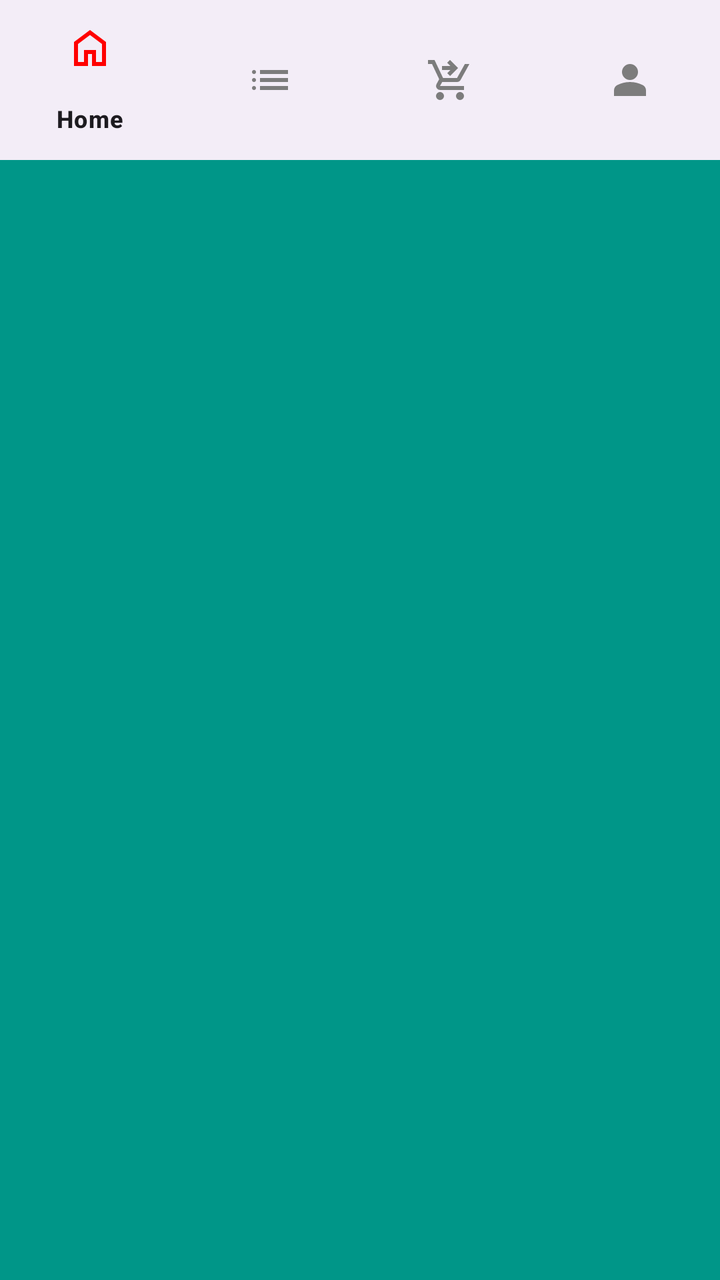
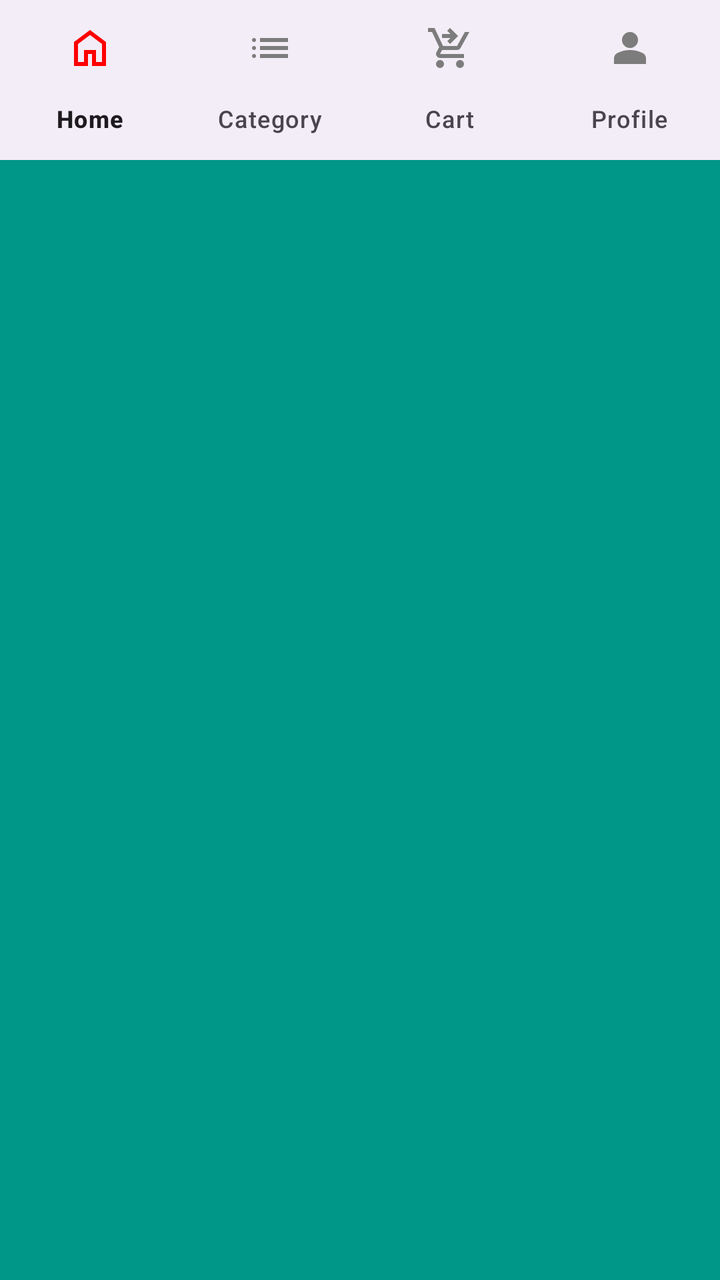

The first picture is an Android layout as it rendered before a commit; the second is the same layout after the commit. The layout source and the unified diff follow.
<!-- AndroidManifest.xml: application theme Theme.EShop -->
<!-- res/layout/activity_main.xml -->
<?xml version="1.0" encoding="utf-8"?>
<androidx.drawerlayout.widget.DrawerLayout xmlns:android="http://schemas.android.com/apk/res/android"
    xmlns:app="http://schemas.android.com/apk/res-auto"
    xmlns:tools="http://schemas.android.com/tools"
    android:id="@+id/drawerLayout"
    android:layout_width="match_parent"
    android:layout_height="match_parent"
    tools:context=".activity.MainActivity">

    <LinearLayout
        android:layout_width="match_parent"
        android:layout_height="match_parent"
        android:background="#009688"
        android:orientation="vertical">

        <com.google.android.material.bottomnavigation.BottomNavigationView
            android:layout_width="match_parent"
            android:layout_height="wrap_content"
            app:menu="@menu/bottom_nav_menu"
            app:itemIconTint="@color/nav_item_colors"
            />

    </LinearLayout>

    <com.google.android.material.navigation.NavigationView
        android:layout_width="match_parent"
        android:layout_height="match_parent"
        android:layout_gravity="start"
        app:headerLayout="@layout/side_nav_header"
        app:menu="@menu/side_nav_menu"
        app:itemIconTint="@color/nav_item_colors"
        app:itemIconSize="25dp"
        />



</androidx.drawerlayout.widget.DrawerLayout>
<!-- res/layout/side_nav_header.xml (included above) -->
<?xml version="1.0" encoding="utf-8"?>
<FrameLayout xmlns:android="http://schemas.android.com/apk/res/android"
    xmlns:tools="http://schemas.android.com/tools"
    android:layout_width="match_parent"
    android:layout_height="match_parent">

    <ImageView
        android:layout_width="100dp"
        android:layout_height="100dp"
        android:layout_gravity="bottom"
        android:layout_margin="20dp"
        tools:srcCompact="@tools:sample/avatars"/>

    <TextView
        android:layout_width="wrap_content"
        android:layout_height="wrap_content"
        android:text="Kalhara"
        android:layout_gravity="center_vertical"
        android:layout_marginStart="125dp"/>

    <TextView
        android:layout_width="wrap_content"
        android:layout_height="wrap_content"
        android:layout_gravity="center_vertical"
        android:layout_marginStart="125dp"
        android:layout_marginTop="20dp"
        android:text="kalharaweragoda@gmail.com"/>

</FrameLayout>
<!-- resources referenced by this layout -->
<resources>
  <style name="Theme.EShop" parent="Theme.Material3.DayNight.NoActionBar">
          
          <item name="colorPrimary">@color/purple_500</item>
          <item name="colorPrimaryVariant">@color/purple_700</item>
          <item name="colorOnPrimary">@color/white</item>
          
          <item name="colorSecondary">@color/teal_200</item>
          <item name="colorSecondaryVariant">@color/teal_700</item>
          <item name="colorOnSecondary">@color/black</item>
          
          <item name="android:statusBarColor">?attr/colorPrimaryVariant</item>
          
  
          
          
  
      </style>
  <color name="purple_500">#FF6200EE</color>
  <color name="purple_700">#FF3700B3</color>
  <color name="white">#FFFFFFFF</color>
  <color name="teal_200">#FF03DAC5</color>
  <color name="teal_700">#FF018786</color>
  <color name="black">#FF000000</color>
</resources>

<!-- the commit's change to res/layout/activity_main.xml (unified diff, before → after) -->
@@ -7,17 +7,20 @@
     android:layout_height="match_parent"
     tools:context=".activity.MainActivity">
 
+
     <LinearLayout
         android:layout_width="match_parent"
         android:layout_height="match_parent"
         android:background="#009688"
         android:orientation="vertical">
 
+
         <com.google.android.material.bottomnavigation.BottomNavigationView
             android:layout_width="match_parent"
             android:layout_height="wrap_content"
             app:menu="@menu/bottom_nav_menu"
             app:itemIconTint="@color/nav_item_colors"
+            app:labelVisibilityMode="labeled"
             />
 
     </LinearLayout>
